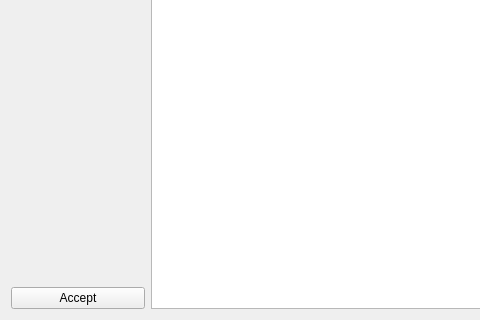
The window that requestwidget.ui (neshchereto/Library_management) describes before a commit, drawn with Qt 5; both pictures show x 0 to 480 and y 311 to 631 of the 756 by 631 pixel window.
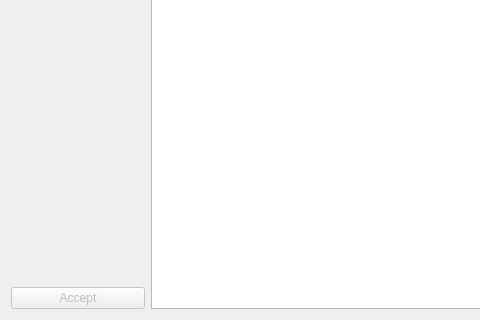
The same window after the commit.

```diff
--- a/requestwidget.ui
+++ b/requestwidget.ui
@@ -104,6 +104,9 @@
      </item>
      <item>
       <widget class="QPushButton" name="acceptPushButton">
+       <property name="enabled">
+        <bool>false</bool>
+       </property>
        <property name="text">
         <string>Accept</string>
        </property>
```
